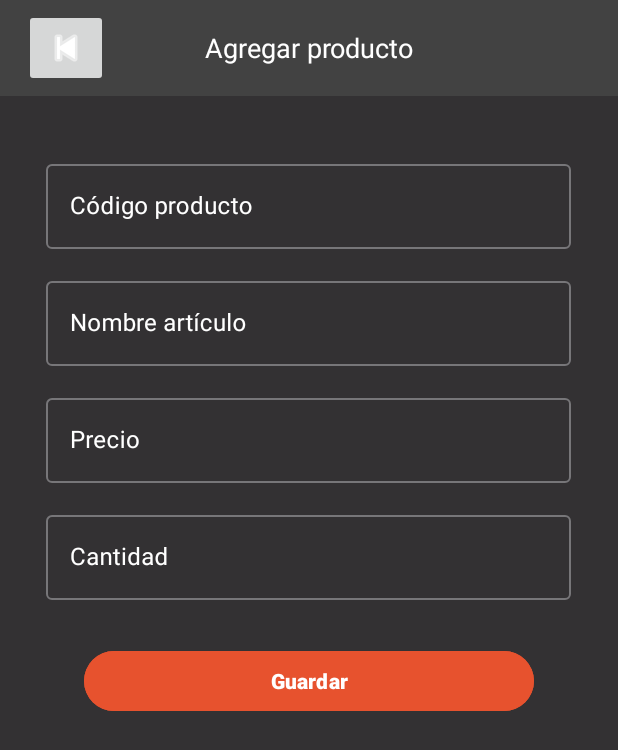
After one commit to cricamore/equipoCuatro, an Android app: the AddProduct screen opened through its navigation route, on a phone screen of 412 x 824 dp. The commit adds this screen. Shown: the top 750 px of the screen. Run offline under Robolectric (Android 15) with nearby library versions, the phone set to English and light mode, and no system bars; our stand-ins replace Firebase (no records; nobody signed in at launch, a user with empty details on screens opened directly), data binding.

Commit message:
layout add product

```diff
--- /dev/null
+++ b/app/src/main/java/com/cristian/miniproyecto2/view/fragments/AddProduct.kt
@@ -0,0 +1,56 @@
+package com.cristian.miniproyecto2.view.fragments
+
+import android.os.Bundle
+import androidx.fragment.app.Fragment
+import android.view.LayoutInflater
+import android.view.View
+import android.view.ViewGroup
+import com.cristian.miniproyecto2.R
+
+// TODO: Rename parameter arguments, choose names that match
+// the fragment initialization parameters, e.g. ARG_ITEM_NUMBER
+private const val ARG_PARAM1 = "param1"
+private const val ARG_PARAM2 = "param2"
+
+
+class AddProduct : Fragment() {
+    // TODO: Rename and change types of parameters
+    private var param1: String? = null
+    private var param2: String? = null
+
+    override fun onCreate(savedInstanceState: Bundle?) {
+        super.onCreate(savedInstanceState)
+        arguments?.let {
+            param1 = it.getString(ARG_PARAM1)
+            param2 = it.getString(ARG_PARAM2)
+        }
+    }
+
+    override fun onCreateView(
+        inflater: LayoutInflater, container: ViewGroup?,
+        savedInstanceState: Bundle?
+    ): View? {
+        // Inflate the layout for this fragment
+        return inflater.inflate(R.layout.fragment_add_product, container, false)
+    }
+
+    companion object {
+        /**
+         * Use this factory method to create a new instance of
+         * this fragment using the provided parameters.
+         *
+         * @param param1 Parameter 1.
+         * @param param2 Parameter 2.
+         * @return A new instance of fragment AddProduct.
+         */
+        // TODO: Rename and change types and number of parameters
+        @JvmStatic
+        fun newInstance(param1: String, param2: String) =
+            AddProduct().apply {
+                arguments = Bundle().apply {
+                    putString(ARG_PARAM1, param1)
+                    putString(ARG_PARAM2, param2)
+                }
+            }
+    }
+}
--- a/app/src/main/java/com/cristian/miniproyecto2/view/fragments/inventario.kt
+++ b/app/src/main/java/com/cristian/miniproyecto2/view/fragments/inventario.kt
@@ -3,16 +3,19 @@ package com.cristian.miniproyecto2.view.fragments
 //import android.content.Intent.getIntent
 import android.content.Context
 import android.content.SharedPreferences
+import android.media.MediaPlayer
 import android.os.Bundle
 import android.view.LayoutInflater
 import android.view.View
 import android.view.ViewGroup
 import androidx.fragment.app.Fragment
+import androidx.navigation.fragment.findNavController
 import androidx.recyclerview.widget.LinearLayoutManager
 import com.cristian.miniproyecto2.databinding.FragmentInventarioBinding
 import com.cristian.miniproyecto2.model.Articulo
 import com.cristian.miniproyecto2.view.RecyclerAdapter
 import com.google.firebase.firestore.FirebaseFirestore
+import com.cristian.miniproyecto2.R
 
 class inventario : Fragment() {
     private lateinit var binding: FragmentInventarioBinding
@@ -35,11 +38,22 @@ class inventario : Fragment() {
 //        var art = Articulo(1, "Pollo", 20000, 4)
 //        guardarArticulo(art)
         recycler()
+        controllers()
 
         //guardar sesión: cuando se tenga hecho el logout, descomentar la función XD
         //saveLogin()
 
     }
+    private fun controllers() {
+
+        binding.addButton.setOnClickListener{
+            findNavController().navigate(R.id.action_fragmentInventario_to_addProduct)
+
+        }
+
+    }
+
+
 
     fun recycler(){
         var listaArticulos = listarArticulos()
--- /dev/null
+++ b/app/src/main/res/layout/fragment_add_product.xml
@@ -0,0 +1,138 @@
+<?xml version="1.0" encoding="utf-8"?>
+<layout
+    xmlns:android="http://schemas.android.com/apk/res/android"
+    xmlns:app="http://schemas.android.com/apk/res-auto"
+    xmlns:tools="http://schemas.android.com/tools">
+
+    <androidx.constraintlayout.widget.ConstraintLayout
+        android:layout_width="match_parent"
+        android:layout_height="match_parent"
+        tools:context=".view.fragments.add_product">
+
+        <RelativeLayout
+            android:layout_width="match_parent"
+            android:layout_height="match_parent"
+            android:background="#CC000000"
+            >
+
+            <!-- Toolbar -->
+            <androidx.appcompat.widget.Toolbar
+                android:id="@+id/toolbar"
+                android:layout_width="match_parent"
+                android:layout_height="?attr/actionBarSize"
+                android:background="#424242"
+                android:layout_marginBottom="24dp">
+
+                <ImageButton
+                    android:id="@+id/backButton"
+                    android:layout_width="wrap_content"
+                    android:layout_height="wrap_content"
+                    android:src="@android:drawable/ic_media_previous"
+                    app:tint="@android:color/white" />
+
+                <TextView
+                    android:layout_width="wrap_content"
+                    android:layout_height="wrap_content"
+                    android:text="Agregar producto"
+                    android:textColor="@android:color/white"
+                    android:textSize="18sp"
+                    android:layout_gravity="center" />
+            </androidx.appcompat.widget.Toolbar>
+
+            <!-- Campos y Botón -->
+            <com.google.android.material.textfield.TextInputLayout
+                android:id="@+id/codigoInputLayout"
+                style="@style/EditText"
+                android:layout_width="350dp"
+                android:layout_height="wrap_content"
+                android:layout_centerHorizontal="true"
+                android:layout_below="@id/toolbar"
+                android:layout_marginTop="16dp"
+                android:hint="Código producto"
+                app:hintTextColor="@android:color/white">
+
+                <com.google.android.material.textfield.TextInputEditText
+                    android:id="@+id/codigoEditText"
+                    android:layout_width="match_parent"
+                    android:layout_height="wrap_content"
+                    android:textColor="@android:color/white"
+                    android:inputType="number"
+                    android:maxLength="4"
+                    android:maxEms="4" />
+            </com.google.android.material.textfield.TextInputLayout>
+
+            <com.google.android.material.textfield.TextInputLayout
+                android:id="@+id/nombreInputLayout"
+                style="@style/EditText"
+                android:layout_width="350dp"
+                android:layout_height="wrap_content"
+                android:layout_centerHorizontal="true"
+                android:layout_below="@id/codigoInputLayout"
+                android:layout_marginTop="16dp"
+                android:hint="Nombre artículo"
+                app:hintTextColor="@android:color/white">
+
+                <com.google.android.material.textfield.TextInputEditText
+                    android:id="@+id/nombreEditText"
+                    android:layout_width="match_parent"
+                    android:layout_height="wrap_content"
+                    android:inputType="text"
+                    android:maxEms="40" />
+            </com.google.android.material.textfield.TextInputLayout>
+
+            <com.google.android.material.textfield.TextInputLayout
+                android:id="@+id/precioInputLayout"
+                style="@style/EditText"
+                android:layout_width="350dp"
+                android:layout_height="wrap_content"
+                android:layout_centerHorizontal="true"
+                android:layout_below="@id/nombreInputLayout"
+                android:layout_marginTop="16dp"
+                android:hint="Precio"
+                app:hintTextColor="@android:color/white">
+
+                <com.google.android.material.textfield.TextInputEditText
+                    android:id="@+id/precioEditText"
+                    android:layout_width="match_parent"
+                    android:layout_height="wrap_content"
+                    android:inputType="numberDecimal"
+                    android:digits="0123456789."
+                    android:maxEms="20" />
+            </com.google.android.material.textfield.TextInputLayout>
+
+            <com.google.android.material.textfield.TextInputLayout
+                android:id="@+id/cantidadInputLayout"
+                style="@style/EditText"
+                android:layout_width="350dp"
+                android:layout_height="wrap_content"
+                android:layout_centerHorizontal="true"
+                android:layout_below="@id/precioInputLayout"
+                android:layout_marginTop="16dp"
+                android:hint="Cantidad"
+                app:hintTextColor="@android:color/white">
+
+                <com.google.android.material.textfield.TextInputEditText
+                    android:id="@+id/cantidadEditText"
+                    android:layout_width="match_parent"
+                    android:layout_height="wrap_content"
+                    android:inputType="number"
+                    android:maxEms="4" />
+            </com.google.android.material.textfield.TextInputLayout>
+
+            <Button
+                android:id="@+id/guardarButton"
+                android:layout_width="300dp"
+                android:layout_height="wrap_content"
+                android:text="Guardar"
+                android:backgroundTint="@color/orange"
+                android:textColor="@android:color/white"
+                android:textStyle="bold"
+                android:layout_below="@id/cantidadInputLayout"
+                android:layout_centerHorizontal="true"
+                android:layout_marginTop="30dp"
+                android:layout_gravity="center" />
+        </RelativeLayout>
+
+
+    </androidx.constraintlayout.widget.ConstraintLayout>
+</layout>
--- a/app/src/main/res/navigation/nav_graph.xml
+++ b/app/src/main/res/navigation/nav_graph.xml
@@ -10,6 +10,17 @@
         android:name="com.cristian.miniproyecto2.view.fragments.inventario"
         android:label="Principal"
         tools:layout="@layout/fragment_inventario"
+        >
+        <action
+            android:id="@+id/action_fragmentInventario_to_addProduct"
+            app:destination="@id/fragmentAddProduct" />
+    </fragment>
+
+    <fragment
+        android:id="@+id/fragmentAddProduct"
+        android:name="com.cristian.miniproyecto2.view.fragments.AddProduct"
+        android:label="AddProduct"
+        tools:layout="@layout/fragment_add_product"
         />
 
 
--- a/app/src/main/res/values/strings.xml
+++ b/app/src/main/res/values/strings.xml
@@ -2,9 +2,6 @@
     <string name="app_name">MiniProyecto2</string>
     <!-- TODO: Remove or change this placeholder text -->
     <string name="hello_blank_fragment">Hello blank fragment</string>
-    <string name="appwidget_text">EXAMPLE</string>
-    <string name="add_widget">Add widget</string>
-    <string name="app_widget_description">This is an app widget description</string>
     <string name="email">Email</string>
     <string name="todo">TODO</string>
     <string name="password">Password</string>
```
